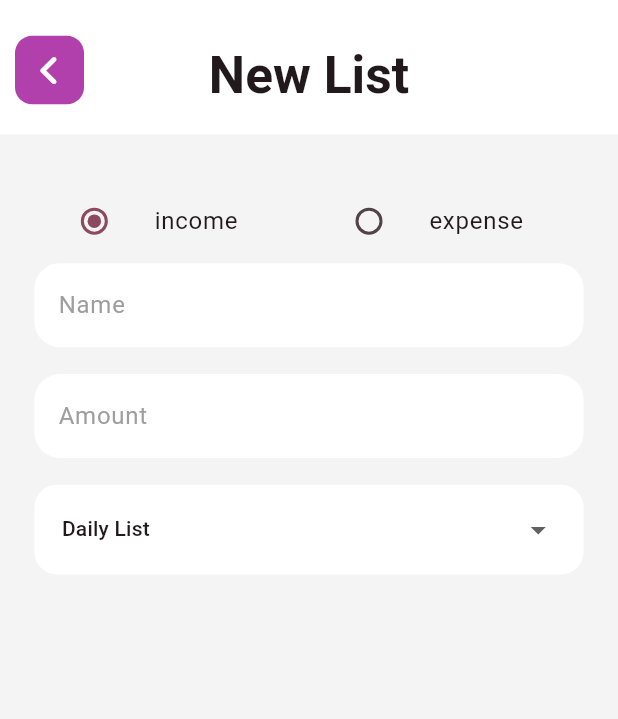
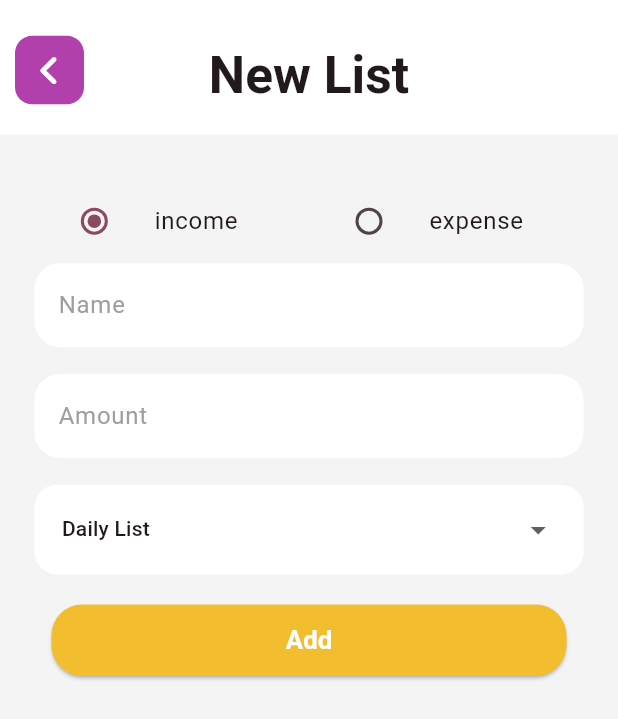
Before and after one commit to o0Pleiades0o/ledger_stacks, a Flutter app: the AddMyList screen opened directly, on a phone screen of 412 x 824 dp. Shown: the top 719 px of the screen. Run offline on Flutter 3.47's test engine with Material 3 defaults, Android fonts, the phone set to English and light mode, and no system bars; drawn by our look-alikes of dropdown_button2; our stand-ins replace cloud_firestore, firebase_auth, firebase_core, firebase_storage, flutter_screenutil, font_awesome_flutter and 3 more; accounts and stored records are empty.

Commit message:
Add my list function test

```diff
--- a/ledger_stacks/lib/pages/add_my_list/add_my_list_page.dart
+++ b/ledger_stacks/lib/pages/add_my_list/add_my_list_page.dart
@@ -5,18 +5,24 @@ import 'package:ledger_stacks/widgets/dropdown/dropdown.dart';
 import 'package:ledger_stacks/widgets/textform.dart';
 
 import '../../constants/color.dart';
+import '../../util/util.dart';
 import '../../widgets/button.dart';
 import '../../widgets/dropdown/dropdown_controller.dart';
 import '../../widgets/radio_button/radio_button.dart';
+import '../../widgets/radio_button/radio_controller.dart';
 import '../mylist/mylist_page.dart';
 import 'add_my_list_controller.dart';
 
 class AddMyList extends GetView {
   AddMyList({super.key});
+  final RadioButtonController radioButtonController =
+      Get.put(RadioButtonController());
   final AddMyListController addMyListController =
       Get.put(AddMyListController());
   final DropDownTypeController dropDownTypeController =
       Get.put(DropDownTypeController());
+  final DropDownFrequencyController dropDownFrequencyController =
+      Get.put(DropDownFrequencyController());
 
   @override
   Widget build(BuildContext context) {
@@ -38,18 +44,23 @@ class AddMyList extends GetView {
               style: TextStyle(fontSize: 30.sp, fontWeight: FontWeight.bold),
             ),
           )),
-      body: Padding(
+      body: SingleChildScrollView(
+        child: Form(
+          key: addMyListController.formKey,
+          child: Padding(
               padding: EdgeInsets.symmetric(vertical: 25.h, horizontal: 20.w),
               child: Column(
                 children: [
                   RadioButton(),
                   TextFieldAddSQL(
                     hintText: "Name",
+                    validator: validateListNameField,
                     controller: addMyListController.listNameController,
                     textInputAction: TextInputAction.next,
                   ),
                   TextFieldAddSQL(
                     hintText: "Amount",
+                    validator: validateListAmountField,
                     controller: addMyListController.listAmountController,
                     keyboardType: TextInputType.number,
                     textInputAction: TextInputAction.done,
@@ -66,9 +77,30 @@ class AddMyList extends GetView {
                     } else {
                       return const SizedBox();
                     }
-              })
+                  }),
+                  const SizedBox(height: 20),
+                  ButtonRaL(
+                    buttonText: "Add",
+                    onPressed: () {
+                      if (addMyListController.formKey.currentState!
+                          .validate()) {
+                        debugPrint(
+                            radioButtonController.selectedCharacter.string);
+                        debugPrint(addMyListController.listNameController.text);
+                        debugPrint(
+                            addMyListController.listAmountController.text);
+                        debugPrint(
+                            dropDownTypeController.selectedValue.toString());
+                        debugPrint(dropDownFrequencyController.selectedValue
+                            .toString());
+                        Get.off(() => const Mylist());
+                      }
+                    },
+                  )
                 ],
               )),
+        ),
+      ),
     );
   }
 }
```
Also changed, not shown: ledger_stacks/lib/util/util.dart (+15 -0 lines). Lines whose indentation alone changed are shown as unchanged.
